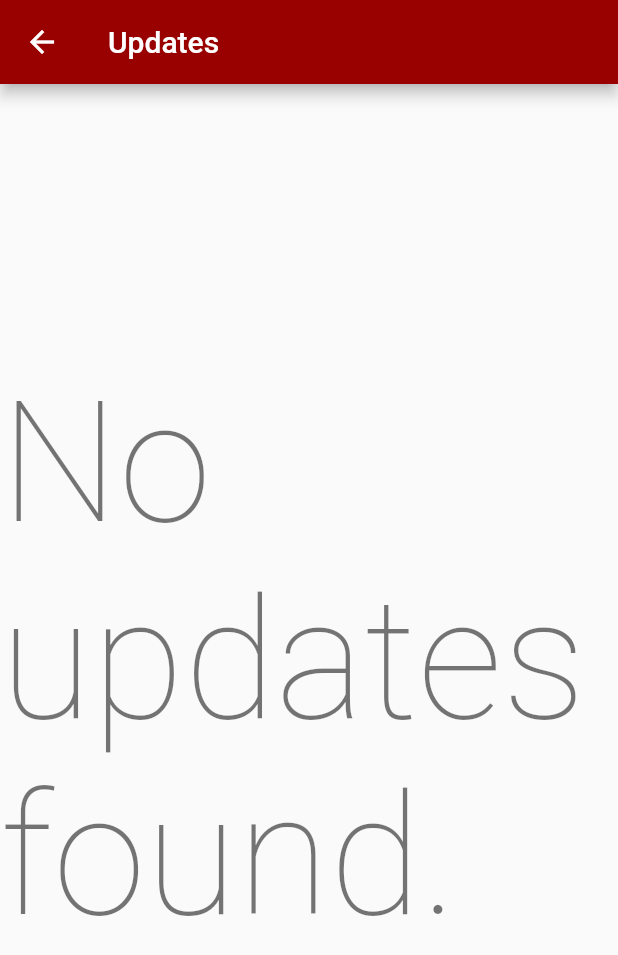
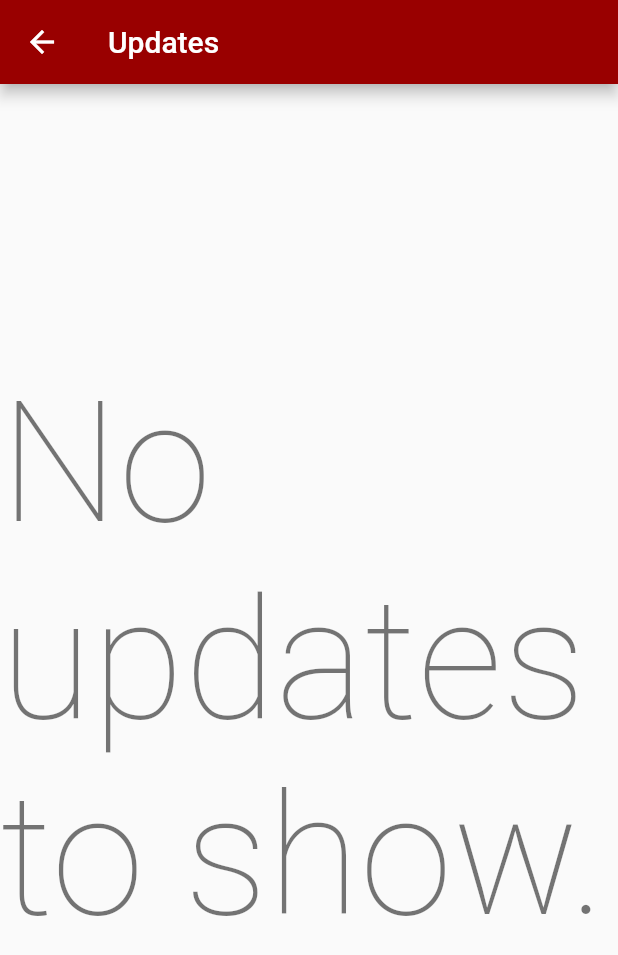
Before and after one commit to aJoph/ao3notifications, a Flutter app: the NotificationsPage screen opened directly, on a phone screen of 412 x 824 dp. Shown: the top 955 px of the screen. Run offline on Flutter 3.47's test engine with Material 2 defaults, Android fonts, the phone set to English and light mode, and no system bars; our stand-ins replace flutter_local_notifications, hive_flutter; missing offline and left inert: ao3_scraper; accounts and stored records are empty.

Commit message:
Small adjustments.

```diff
--- a/lib/models/persistence_service.dart
+++ b/lib/models/persistence_service.dart
@@ -9,8 +9,8 @@ class PersistenceService {
   late final Box<int> bookmarksBox;
   late final Box<String> notificationsBox;
 
-  /// Used by the updateLibrary() function to check if the database has already been read.
-  /// Should always be true after the first call to updateLibrary().
+  /// Used by the [updateLibrary()] function to check if the database has already been read.
+  /// Should always be true after the first call to [updateLibrary()].
   bool hasReadBookmarksInStorage = false;
   bool initialized = false;
 
--- a/lib/pages/updates_page.dart
+++ b/lib/pages/updates_page.dart
@@ -21,26 +21,18 @@ class UpdatesListView extends StatelessWidget {
   Widget build(BuildContext context) {
     final updates = context.watch<Ao3Model>().notifications;
 
-    if (updates.isEmpty) return const NoUpdatesFound();
+    if (updates.isEmpty) {
+      return Center(
+        child: Text(
+          "No updates to show.",
+          style: Theme.of(context).textTheme.headline1,
+        ),
+      );
+    }
 
-    return ListView.builder(
-      itemCount: updates.length,
-      itemBuilder: (context, index) {
-        return updates[index];
-      },
-    );
-  }
-}
-
-class NoUpdatesFound extends StatelessWidget {
-  const NoUpdatesFound({Key? key}) : super(key: key);
-
-  @override
-  Widget build(BuildContext context) {
     return Center(
-      child: Text(
-        "No updates found.",
-        style: Theme.of(context).textTheme.headline1,
+      child: Column(
+        children: updates,
       ),
     );
   }
```
Also changed, not shown: lib/helpers/bookmark_view.dart (+11 -1 lines), lib/helpers/updated_bookmark.dart (+34 -3 lines), lib/models/ao3_model.dart (+7 -3 lines), lib/models/notification_service.dart (+11 -6 lines), lib/pages/homepage.dart (+4 -5 lines), pubspec.yaml (+4 -3 lines), pubspec.lock.
